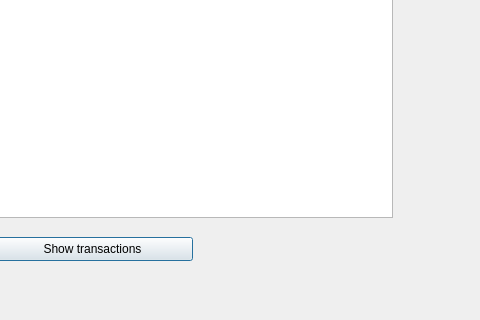
Old version of the form bank-automat/transactions.ui in the repository t3roja/ATM; both pictures show x 228 to 708 and y 153 to 473 of the 708 by 473 pixel window.
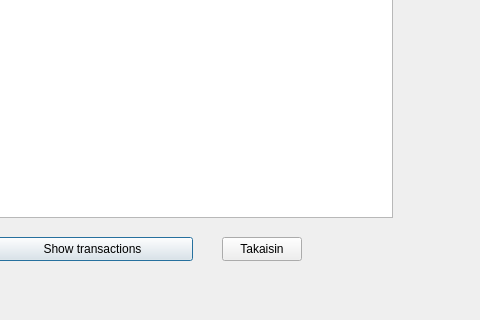
New version of the form.

Diff of the .ui file:
```diff
--- a/bank-automat/transactions.ui
+++ b/bank-automat/transactions.ui
@@ -49,6 +49,19 @@
     </rect>
    </property>
   </widget>
+  <widget class="QPushButton" name="btnReturn">
+   <property name="geometry">
+    <rect>
+     <x>450</x>
+     <y>390</y>
+     <width>80</width>
+     <height>24</height>
+    </rect>
+   </property>
+   <property name="text">
+    <string>Takaisin</string>
+   </property>
+  </widget>
  </widget>
  <resources/>
  <connections/>
```
